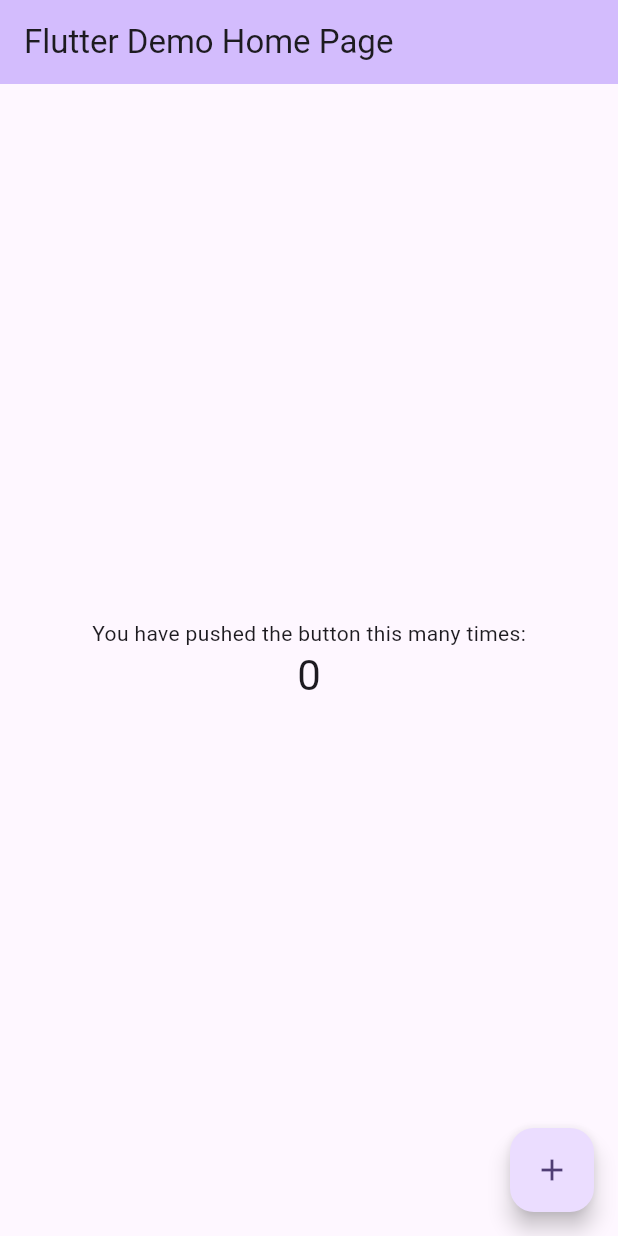
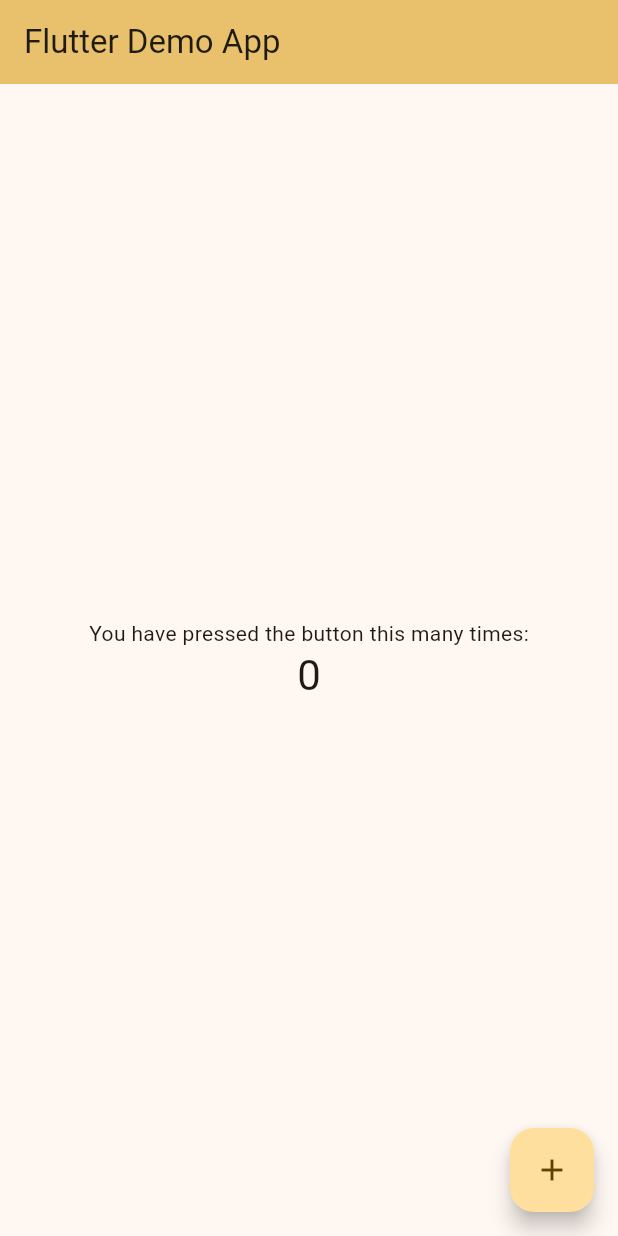
Before and after one commit to EEngineerLoki/flutter_demoapp, a Flutter app: the screen it shows after launch, on a phone screen of 412 x 824 dp. Run offline on Flutter 3.47's test engine with Material 3 defaults, Android fonts, the phone set to English and light mode, and no system bars.

Commit message:
changed background color

```diff
--- a/lib/main.dart
+++ b/lib/main.dart
@@ -10,12 +10,12 @@ class MyApp extends StatelessWidget {
   @override
   Widget build(BuildContext context) {
     return MaterialApp(
-      title: 'Flutter Demo',
+      home: const MyHomePage(title: 'Flutter Demo App',),
+      debugShowCheckedModeBanner: false,
       theme: ThemeData(
-        colorScheme: ColorScheme.fromSeed(seedColor: Colors.deepPurple),
+        colorScheme: ColorScheme.fromSeed(seedColor: Colors.amber),
         useMaterial3: true,
       ),
-      home: const MyHomePage(title: 'Flutter Demo Home Page'),
     );
   }
 }
@@ -30,6 +30,7 @@ class MyHomePage extends StatefulWidget {
 }
 
 class _MyHomePageState extends State<MyHomePage> {
+
   int _counter = 0;
 
   void _incrementCounter() {
@@ -42,20 +43,18 @@ class _MyHomePageState extends State<MyHomePage> {
   Widget build(BuildContext context) {
     return Scaffold(
       appBar: AppBar(
+        title: Text(widget.title),
         backgroundColor: Theme.of(context).colorScheme.inversePrimary,
-        title: Text(widget.title),
       ),
       body: Center(
         child: Column(
           mainAxisAlignment: MainAxisAlignment.center,
           children: <Widget>[
-            const Text(
-              'You have pushed the button this many times:',
-            ),
+            const Text('You have pressed the button this many times:'),
             Text(
               '$_counter',
               style: Theme.of(context).textTheme.headlineMedium,
-            ),
+            )
           ],
         ),
       ),
@@ -63,7 +62,7 @@ class _MyHomePageState extends State<MyHomePage> {
         onPressed: _incrementCounter,
         tooltip: 'Increment',
         child: const Icon(Icons.add),
-      ), // This trailing comma makes auto-formatting nicer for build methods.
+      ),
     );
   }
 }
```
